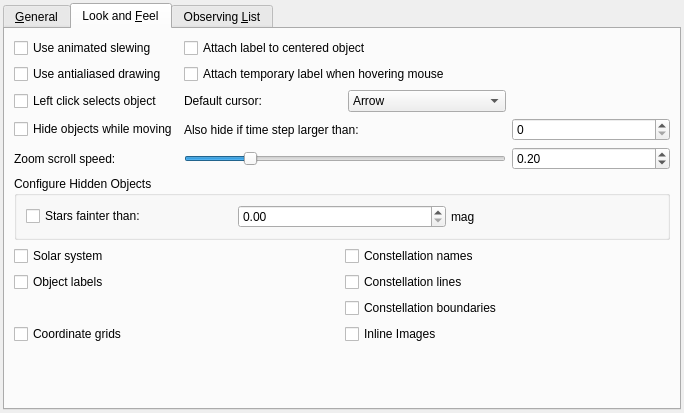
Above: kstars/options/opsadvanced.ui from KDE/kstars before the change. Below: the same form after it.
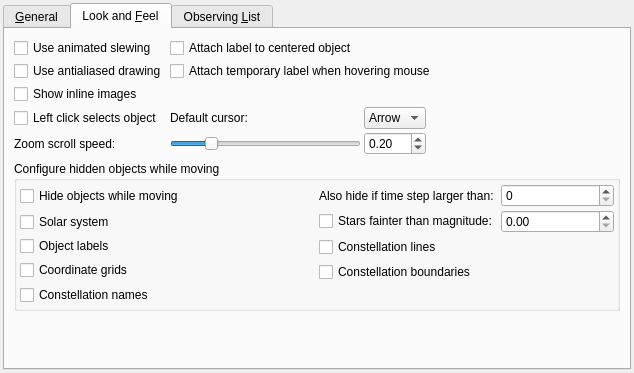
That is the form after the change. The open tabs and pages were chosen to show the change. Icons and pictures are not drawn. Custom widgets are drawn as their Qt base class.

Commit message: Improve Look n Feel tab

What changed in the file:
```diff
--- a/kstars/options/opsadvanced.ui
+++ b/kstars/options/opsadvanced.ui
@@ -6,8 +6,8 @@
    <rect>
     <x>0</x>
     <y>0</y>
-    <width>684</width>
-    <height>413</height>
+    <width>634</width>
+    <height>373</height>
    </rect>
   </property>
   <layout class="QVBoxLayout" name="verticalLayout_5">
@@ -395,19 +395,9 @@
       <layout class="QVBoxLayout" name="verticalLayout_3">
        <item>
         <layout class="QGridLayout" name="gridLayout_2">
-         <item row="0" column="0">
-          <widget class="QCheckBox" name="kcfg_UseAnimatedSlewing">
-           <property name="toolTip">
-            <string>Show slewing motion when focus changes?</string>
-           </property>
-           <property name="whatsThis">
-            <string>If checked, changing the focus position will result in a visible animated &quot;slew&quot; to the new position.  Otherwise, the display will center on the new position instantaneously.</string>
-           </property>
-           <property name="text">
-            <string>Use animated slewing</string>
-           </property>
-          </widget>
-         </item>
+         <property name="spacing">
+          <number>3</number>
+         </property>
          <item row="0" column="1" colspan="3">
           <widget class="QCheckBox" name="kcfg_UseAutoLabel">
            <property name="toolTip">
@@ -421,6 +411,16 @@
            </property>
           </widget>
          </item>
+         <item row="5" column="0">
+          <widget class="QLabel" name="label_2">
+           <property name="toolTip">
+            <string>Adjust speed of zooming when scrolling in and out with the mouse wheel</string>
+           </property>
+           <property name="text">
+            <string>Zoom scroll speed:</string>
+           </property>
+          </widget>
+         </item>
          <item row="1" column="0">
           <widget class="QCheckBox" name="kcfg_UseAntialias">
            <property name="toolTip">
@@ -444,21 +444,7 @@
            </property>
           </widget>
          </item>
-         <item row="2" column="0">
-          <widget class="QCheckBox" name="kcfg_LeftClickSelectsObject">
-           <property name="text">
-            <string>Left click selects object</string>
-           </property>
-          </widget>
-         </item>
-         <item row="2" column="1">
-          <widget class="QLabel" name="label_6">
-           <property name="text">
-            <string>Default cursor:</string>
-           </property>
-          </widget>
-         </item>
-         <item row="2" column="2">
+         <item row="3" column="2">
           <widget class="QComboBox" name="kcfg_DefaultCursor">
            <item>
             <property name="text">
@@ -478,39 +464,43 @@
           </widget>
          </item>
          <item row="3" column="0">
-          <widget class="QCheckBox" name="kcfg_HideOnSlew">
-           <property name="toolTip">
-            <string>Do not draw all objects while the map is moving?</string>
+          <widget class="QCheckBox" name="kcfg_LeftClickSelectsObject">
+           <property name="text">
+            <string>Left click selects object</string>
            </property>
-           <property name="whatsThis">
-            <string>When the map is in motion, smooth animation is compromised if the program has too many objects to draw on the map; check this item to temporarily hide some of the objects while the display is in motion.</string>
-           </property>
+          </widget>
+         </item>
+         <item row="3" column="1">
+          <widget class="QLabel" name="label_6">
            <property name="text">
-            <string>Hide objects while moving</string>
+            <string>Default cursor:</string>
            </property>
           </widget>
          </item>
-         <item row="3" column="1" colspan="2">
-          <widget class="QLabel" name="textLabelHideTimeStep">
+         <item row="0" column="0">
+          <widget class="QCheckBox" name="kcfg_UseAnimatedSlewing">
+           <property name="toolTip">
+            <string>Show slewing motion when focus changes?</string>
+           </property>
+           <property name="whatsThis">
+            <string>If checked, changing the focus position will result in a visible animated &quot;slew&quot; to the new position.  Otherwise, the display will center on the new position instantaneously.</string>
+           </property>
            <property name="text">
-            <string>Also hide if time step larger than:</string>
+            <string>Use animated slewing</string>
            </property>
           </widget>
          </item>
-         <item row="3" column="3">
-          <widget class="TimeStepBox" name="SlewTimeScale"/>
-         </item>
-         <item row="4" column="0">
-          <widget class="QLabel" name="label_2">
+         <item row="2" column="0">
+          <widget class="QCheckBox" name="kcfg_ShowInlineImages">
            <property name="toolTip">
             <string>Adjust speed of zooming when scrolling in and out with the mouse wheel</string>
            </property>
            <property name="text">
-            <string>Zoom scroll speed:</string>
+            <string>Show inline images</string>
            </property>
           </widget>
          </item>
-         <item row="4" column="1" colspan="2">
+         <item row="5" column="1">
           <widget class="QSlider" name="zoomScrollSlider">
            <property name="sizePolicy">
             <sizepolicy hsizetype="Expanding" vsizetype="Fixed">
@@ -535,7 +525,20 @@
            </property>
           </widget>
          </item>
-         <item row="4" column="3">
+         <item row="3" column="3">
+          <spacer name="horizontalSpacer_4">
+           <property name="orientation">
+            <enum>Qt::Horizontal</enum>
+           </property>
+           <property name="sizeHint" stdset="0">
+            <size>
+             <width>40</width>
+             <height>20</height>
+            </size>
+           </property>
+          </spacer>
+         </item>
+         <item row="5" column="2">
           <widget class="QDoubleSpinBox" name="kcfg_ZoomScrollFactor">
            <property name="minimum">
             <double>0.010000000000000</double>
@@ -551,40 +554,71 @@
            </property>
           </widget>
          </item>
+         <item row="5" column="3">
+          <spacer name="horizontalSpacer_5">
+           <property name="orientation">
+            <enum>Qt::Horizontal</enum>
+           </property>
+           <property name="sizeHint" stdset="0">
+            <size>
+             <width>40</width>
+             <height>20</height>
+            </size>
+           </property>
+          </spacer>
+         </item>
         </layout>
        </item>
        <item>
-        <widget class="QGroupBox" name="HideBox">
-         <property name="sizePolicy">
-          <sizepolicy hsizetype="Expanding" vsizetype="Preferred">
-           <horstretch>0</horstretch>
-           <verstretch>0</verstretch>
-          </sizepolicy>
-         </property>
+        <widget class="QGroupBox" name="hideObjectsWhileSlewing">
          <property name="title">
-          <string>Configure Hidden Objects</string>
+          <string>Configure hidden objects while moving</string>
          </property>
-         <layout class="QHBoxLayout" name="horizontalLayout_5">
-          <item>
-           <layout class="QVBoxLayout" name="verticalLayout_7">
-            <item>
-             <layout class="QHBoxLayout">
-              <property name="spacing">
-               <number>5</number>
-              </property>
+         <layout class="QGridLayout" name="gridLayout_5">
               <property name="leftMargin">
-               <number>0</number>
+           <number>3</number>
               </property>
               <property name="topMargin">
-               <number>0</number>
+           <number>3</number>
               </property>
               <property name="rightMargin">
-               <number>0</number>
+           <number>3</number>
               </property>
               <property name="bottomMargin">
-               <number>0</number>
-              </property>
-              <item>
+           <number>3</number>
+          </property>
+          <property name="spacing">
+           <number>3</number>
+          </property>
+          <item row="0" column="0">
+           <widget class="QCheckBox" name="kcfg_HideOnSlew">
+            <property name="toolTip">
+             <string>Do not draw all objects while the map is moving?</string>
+            </property>
+            <property name="whatsThis">
+             <string>When the map is in motion, smooth animation is compromised if the program has too many objects to draw on the map; check this item to temporarily hide some of the objects while the display is in motion.</string>
+            </property>
+            <property name="text">
+             <string>Hide objects while moving</string>
+            </property>
+           </widget>
+          </item>
+          <item row="0" column="1" rowspan="2">
+           <layout class="QGridLayout" name="gridLayout_3">
+            <property name="spacing">
+             <number>3</number>
+            </property>
+            <item row="0" column="0">
+             <widget class="QLabel" name="textLabelHideTimeStep">
+              <property name="toolTip">
+               <string>Hide objects only if time step is larger than threshold</string>
+              </property>
+              <property name="text">
+               <string>Also hide if time step larger than:</string>
+              </property>
+             </widget>
+            </item>
+            <item row="1" column="0">
                <widget class="QCheckBox" name="kcfg_HideStars">
                 <property name="toolTip">
                  <string>Hide faint stars while moving?</string>
@@ -593,11 +627,14 @@
                  <string>If checked, then fainter stars will be hidden when the map is in motion.</string>
                 </property>
                 <property name="text">
-                 <string>Stars fainter than:</string>
+               <string>Stars fainter than magnitude:</string>
                 </property>
                </widget>
               </item>
-              <item>
+            <item row="0" column="1" colspan="2">
+             <widget class="TimeStepBox" name="SlewTimeScale"/>
+            </item>
+            <item row="1" column="1" colspan="2">
                <widget class="MagnitudeSpinBox" name="kcfg_MagLimitHideStar">
                 <property name="minimumSize">
                  <size>
@@ -613,30 +650,9 @@
                 </property>
                </widget>
               </item>
-              <item>
-               <widget class="QLabel" name="textLabelMag1">
-                <property name="text">
-                 <string>mag</string>
-                </property>
-               </widget>
-              </item>
-             </layout>
-            </item>
-           </layout>
-          </item>
-         </layout>
-        </widget>
-       </item>
-       <item>
-        <layout class="QGridLayout" name="gridLayout_5">
+           </layout>
+          </item>
          <item row="1" column="0">
-          <widget class="QCheckBox" name="kcfg_HideLabels">
-           <property name="text">
-            <string>Object labels</string>
-           </property>
-          </widget>
-         </item>
-         <item row="0" column="0">
           <widget class="QCheckBox" name="kcfg_HidePlanets">
            <property name="toolTip">
             <string>Hide solar system bodies while moving?</string>
@@ -649,7 +665,30 @@
            </property>
           </widget>
          </item>
-         <item row="3" column="0">
+          <item row="2" column="0">
+           <widget class="QCheckBox" name="kcfg_HideLabels">
+            <property name="toolTip">
+             <string>Hide object labels while moving?</string>
+            </property>
+            <property name="text">
+             <string>Object labels</string>
+            </property>
+           </widget>
+          </item>
+          <item row="2" column="1" rowspan="2">
+           <widget class="QCheckBox" name="kcfg_HideCLines">
+            <property name="toolTip">
+             <string>Hide constellation lines while moving?</string>
+            </property>
+            <property name="whatsThis">
+             <string>If checked, then constellation lines will be hidden when the map is in motion.</string>
+            </property>
+            <property name="text">
+             <string>Constellation lines</string>
+            </property>
+           </widget>
+          </item>
+          <item row="3" column="0" rowspan="2">
           <widget class="QCheckBox" name="kcfg_HideGrids">
            <property name="toolTip">
             <string>Hide coordinate grids while moving?</string>
@@ -662,7 +701,20 @@
            </property>
           </widget>
          </item>
-         <item row="0" column="1">
+          <item row="4" column="1">
+           <widget class="QCheckBox" name="kcfg_HideCBounds">
+            <property name="acceptDrops">
+             <bool>false</bool>
+            </property>
+            <property name="toolTip">
+             <string>Hide constellation boundaries while moving?</string>
+            </property>
+            <property name="text">
+             <string>Constellation boundaries</string>
+            </property>
+           </widget>
+          </item>
+          <item row="5" column="0">
           <widget class="QCheckBox" name="kcfg_HideCNames">
            <property name="toolTip">
             <string>Hide constellation names while moving?</string>
@@ -675,40 +727,8 @@
            </property>
           </widget>
          </item>
-         <item row="1" column="1">
-          <widget class="QCheckBox" name="kcfg_HideCLines">
-           <property name="toolTip">
-            <string>Hide constellation lines while moving?</string>
-           </property>
-           <property name="whatsThis">
-            <string>If checked, then constellation lines will be hidden when the map is in motion.</string>
-           </property>
-           <property name="text">
-            <string>Constellation lines</string>
-           </property>
-          </widget>
-         </item>
-         <item row="2" column="1">
-          <widget class="QCheckBox" name="kcfg_HideCBounds">
-           <property name="text">
-            <string>Constellation boundaries</string>
-           </property>
-          </widget>
-         </item>
-         <item row="3" column="1">
-          <widget class="QCheckBox" name="kcfg_ShowInlineImages">
-           <property name="text">
-            <string>Inline Images</string>
-           </property>
-           <property name="toolTip">
-            <string>Show inline images on the sky?</string>
-           </property>
-           <property name="whatsThis">
-            <string>If checked, inline images will be shown on the skymap.</string>
-           </property>
-          </widget>
-         </item>
-        </layout>
+         </layout>
+        </widget>
        </item>
        <item>
         <spacer name="verticalSpacer">
```
Left out of the diff: 50 changed lines with no effect on the pictures. Lines whose indentation alone changed are shown as unchanged. The commit also changes 1 other file.
